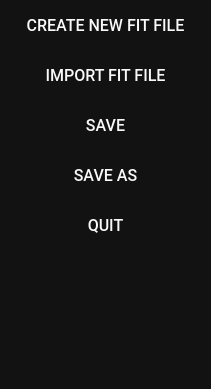
This is resources/ui_menu.ui in scqubits/qfit as Qt 5 draws it before an edit. The edited form follows.
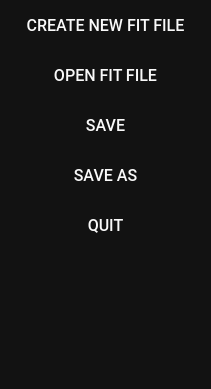
This is the edited form.

Patch:
```diff
--- a/resources/ui_menu.ui
+++ b/resources/ui_menu.ui
@@ -119,7 +119,7 @@
       </font>
      </property>
      <property name="text">
-      <string>IMPORT FIT FILE</string>
+      <string>OPEN FIT FILE</string>
      </property>
     </widget>
    </item>
```
